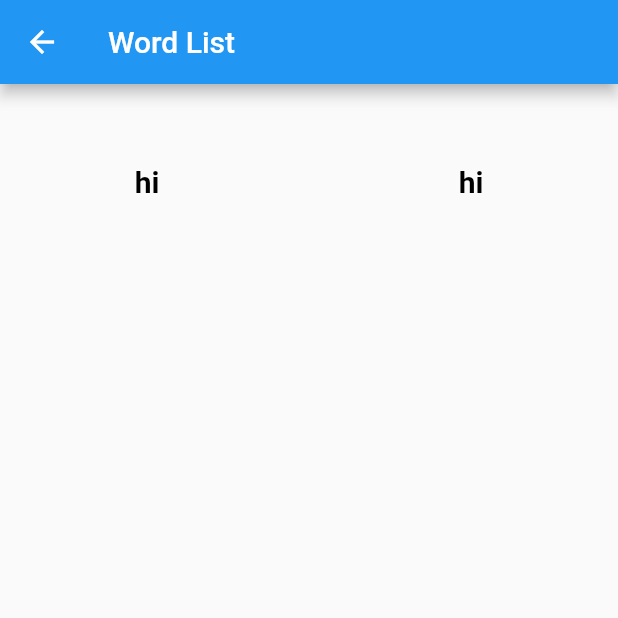
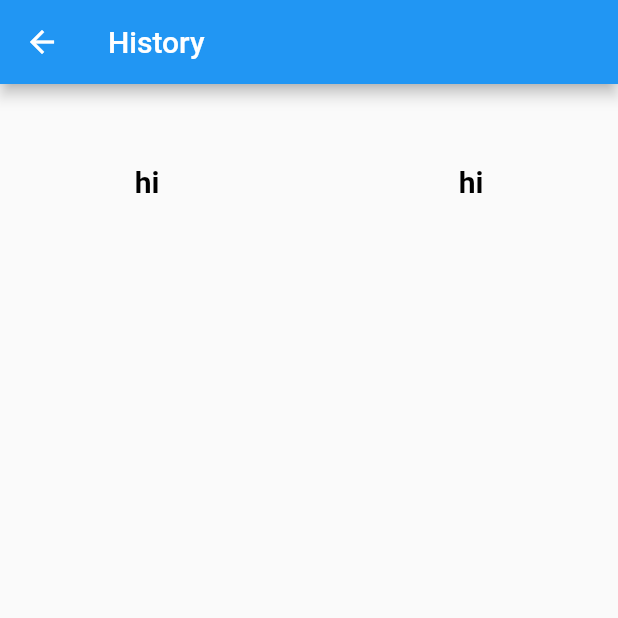
Before and after one commit to micaelsn/dictionary, a Flutter app: the HistoryPage screen opened directly, on a phone screen of 412 x 824 dp, the top half of it. Run offline on Flutter 3.47's test engine with Material 2 defaults, Android fonts, the phone set to English and light mode, and no system bars; our stand-ins replace dartz, dio, flutter_modular, flutter_triple.

Commit message:
Add title to the pages

```diff
--- a/lib/app/modules/favorites/presenter/favorites_page.dart
+++ b/lib/app/modules/favorites/presenter/favorites_page.dart
@@ -20,7 +20,7 @@ class _FavoritesPageState extends State<FavoritesPage> {
   Widget build(BuildContext context) {
     return Scaffold(
       appBar: AppBar(
-        title: const Text('Word List'),
+        title: const Text('Favorites'),
       ),
       body: ScopedBuilder<FavoritesStore, Failure, List<Word>>(
         store: store,
--- a/lib/app/modules/history/presenter/history_page.dart
+++ b/lib/app/modules/history/presenter/history_page.dart
@@ -6,8 +6,7 @@ import 'package:flutter_triple/flutter_triple.dart';
 import '../stores/history_store.dart';
 
 class HistoryPage extends StatefulWidget {
-  final String title;
-  const HistoryPage({Key? key, this.title = "History"}) : super(key: key);
+  const HistoryPage({Key? key}) : super(key: key);
 
   @override
   _HistoryPageState createState() => _HistoryPageState();
@@ -20,7 +19,7 @@ class _HistoryPageState extends State<HistoryPage> {
   Widget build(BuildContext context) {
     return Scaffold(
       appBar: AppBar(
-        title: const Text('Word List'),
+        title: const Text('History'),
       ),
       body: ScopedBuilder<HistoryStore, Failure, List<Word>>(
         store: store,
```
